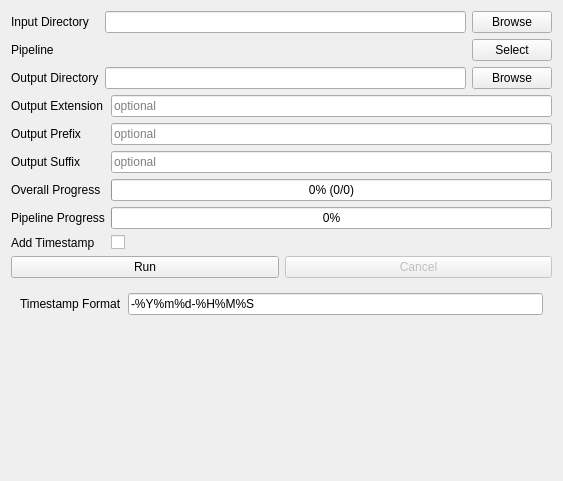
Above: PipelineCaseIterator/Resources/UI/PipelineCaseIterator.ui from KitwareMedical/SlicerPipelines before the change. Below: the same form after it.
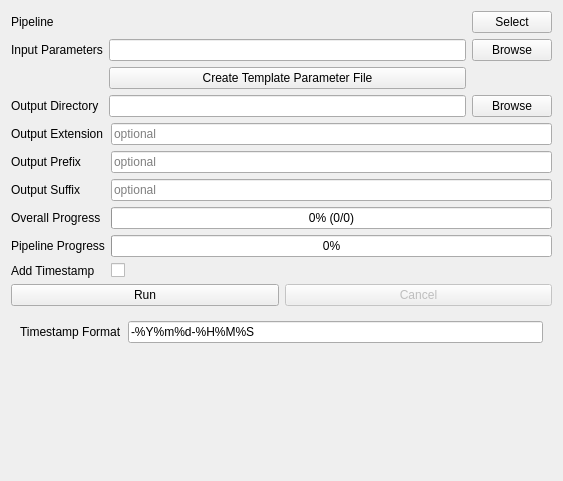
That is the form after the change. Custom widgets are drawn as their Qt base class.

Commit message: ENH: Replace input from directory with input from csv file

What changed in the file:
```diff
--- a/PipelineCaseIterator/Resources/UI/PipelineCaseIterator.ui
+++ b/PipelineCaseIterator/Resources/UI/PipelineCaseIterator.ui
@@ -13,61 +13,55 @@
   <layout class="QVBoxLayout" name="verticalLayout">
    <item>
     <layout class="QGridLayout" name="gridLayout">
-     <item row="2" column="1">
-      <widget class="QLineEdit" name="inputDirectoryLineEdit"/>
-     </item>
-     <item row="2" column="2">
-      <widget class="QPushButton" name="inputDirectoryBrowseButton">
-       <property name="text">
-        <string>Browse</string>
-       </property>
-      </widget>
-     </item>
-     <item row="4" column="1">
-      <widget class="QLineEdit" name="outputDirectoryLineEdit"/>
-     </item>
-     <item row="3" column="0">
-      <widget class="QLabel" name="label_2">
-       <property name="text">
-        <string>Pipeline</string>
-       </property>
-      </widget>
-     </item>
-     <item row="2" column="0">
-      <widget class="QLabel" name="label">
-       <property name="sizePolicy">
-        <sizepolicy hsizetype="Minimum" vsizetype="Preferred">
-         <horstretch>0</horstretch>
-         <verstretch>0</verstretch>
-        </sizepolicy>
-       </property>
-       <property name="text">
-        <string>Input Directory</string>
-       </property>
-      </widget>
-     </item>
-     <item row="4" column="2">
-      <widget class="QPushButton" name="outputDirectoryBrowseButton">
-       <property name="text">
-        <string>Browse</string>
-       </property>
-      </widget>
-     </item>
      <item row="3" column="2">
+      <widget class="QPushButton" name="inputFileBrowseButton">
+       <property name="text">
+        <string>Browse</string>
+       </property>
+      </widget>
+     </item>
+     <item row="2" column="2">
       <widget class="QPushButton" name="pipelineSelectionButton">
        <property name="text">
         <string>Select</string>
        </property>
       </widget>
      </item>
-     <item row="4" column="0">
+     <item row="5" column="2">
+      <widget class="QPushButton" name="outputDirectoryBrowseButton">
+       <property name="text">
+        <string>Browse</string>
+       </property>
+      </widget>
+     </item>
+     <item row="5" column="0">
       <widget class="QLabel" name="label_3">
        <property name="text">
         <string>Output Directory</string>
        </property>
       </widget>
      </item>
+     <item row="2" column="0">
+      <widget class="QLabel" name="label_2">
+       <property name="text">
+        <string>Pipeline</string>
+       </property>
+      </widget>
+     </item>
+     <item row="3" column="0">
+      <widget class="QLabel" name="label_11">
+       <property name="text">
+        <string>Input Parameters</string>
+       </property>
+      </widget>
+     </item>
      <item row="3" column="1">
+      <widget class="QLineEdit" name="inputFileLineEdit"/>
+     </item>
+     <item row="5" column="1">
+      <widget class="QLineEdit" name="outputDirectoryLineEdit"/>
+     </item>
+     <item row="2" column="1">
       <widget class="QLabel" name="pipelineNameLabel">
        <property name="sizePolicy">
         <sizepolicy hsizetype="Expanding" vsizetype="Preferred">
@@ -80,6 +74,13 @@
        </property>
       </widget>
      </item>
+     <item row="4" column="1">
+      <widget class="QPushButton" name="createTemplateFileButton">
+       <property name="text">
+        <string>Create Template Parameter File</string>
+       </property>
+      </widget>
+     </item>
     </layout>
    </item>
    <item>
@@ -113,6 +114,12 @@
        <property name="value">
         <number>0</number>
        </property>
+       <property name="textVisible">
+        <bool>true</bool>
+       </property>
+       <property name="invertedAppearance">
+        <bool>false</bool>
+       </property>
       </widget>
      </item>
      <item row="2" column="0">
```
Left out of the diff: 2 changed lines with no effect on the pictures. The commit also changes 6 other files.
